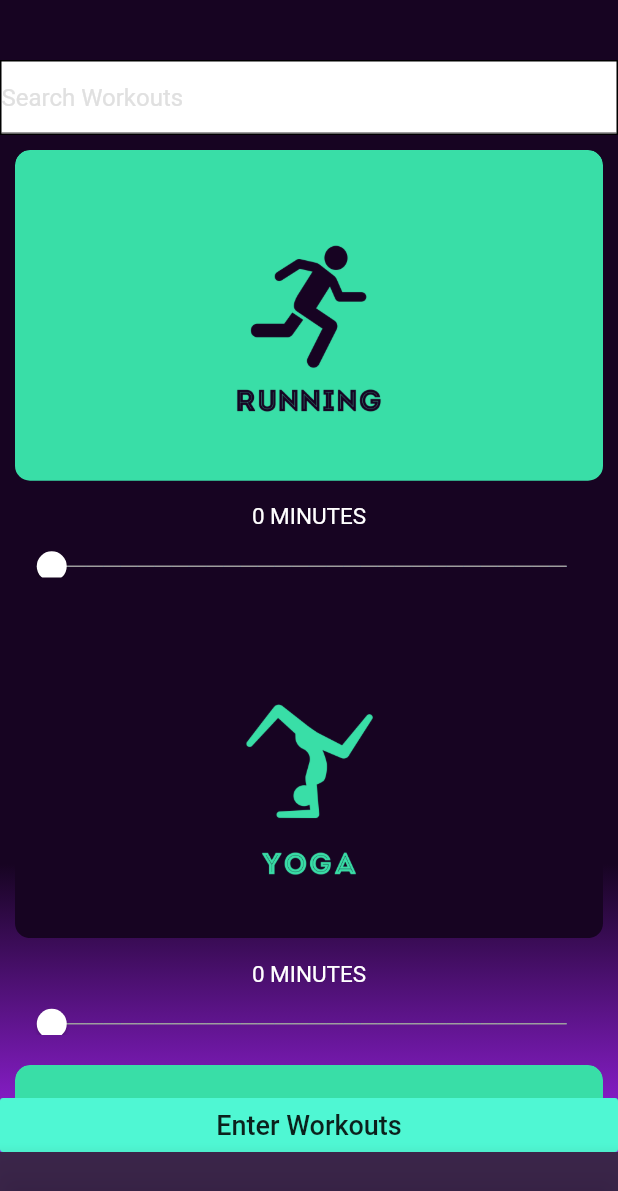
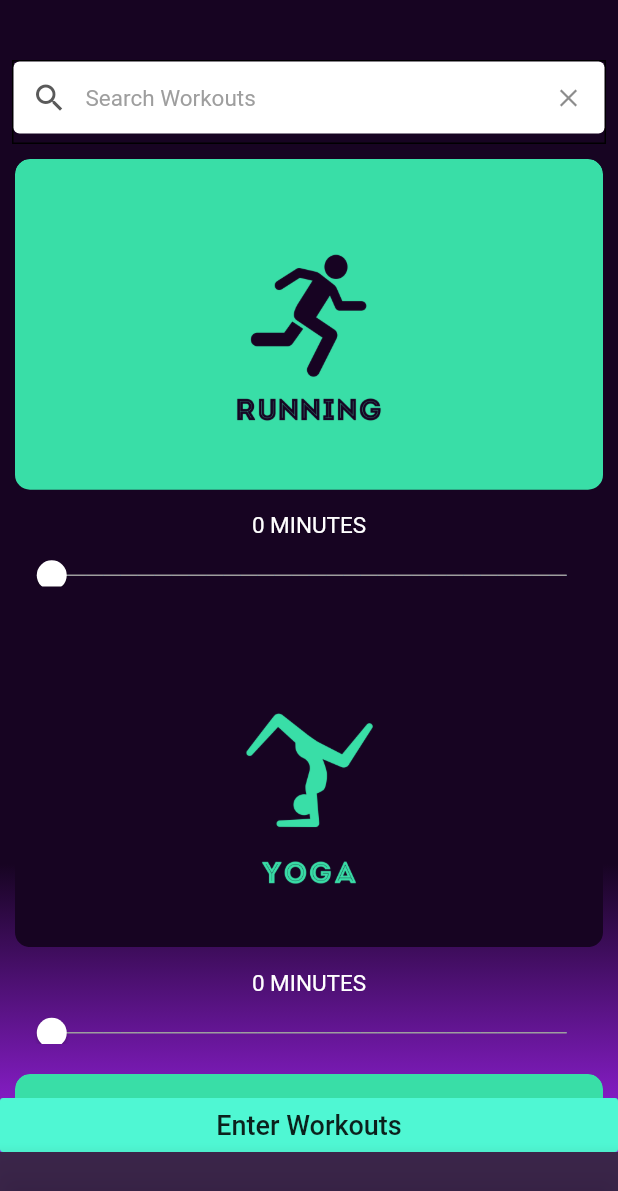
Before and after one commit to JaiMistry/WorkItOff-App, a Flutter app: the screen it shows after launch, item 3 of the bottom bar chosen, on a phone screen of 412 x 824 dp. Shown: the top 1191 px of the screen. Run offline on Flutter 3.47's test engine with Material 2 defaults, Android fonts, the phone set to English and light mode, and no system bars; our stand-ins replace font_awesome_flutter.

Commit message:
better searchbar styling and added a clear text button

```diff
--- a/lib/pages/workouts.dart
+++ b/lib/pages/workouts.dart
@@ -25,11 +25,10 @@ class WorkoutsPage extends StatefulWidget {
 
 class _WorkoutsPageState extends State<WorkoutsPage>
     with SingleTickerProviderStateMixin {
-  bool _isSliderMoved = true;
   String _query = "";
   List<String> _filteredList;
   AnimationController _controller;
-  TextEditingController _searchController;
+  TextEditingController _searchController = new TextEditingController();
 
   @override
   void initState() {
@@ -37,7 +36,7 @@ class _WorkoutsPageState extends State<WorkoutsPage>
     List<String> _workouts = ['running', 'yoga', 'weight_lifiting', 'stairs'];
     _workouts.sort();
 
-    if (_isSliderMoved) {
+    if (true) {
       _controller = AnimationController(
           duration: const Duration(milliseconds: 350), vsync: this);
       _controller.forward();
@@ -71,7 +70,6 @@ class _WorkoutsPageState extends State<WorkoutsPage>
               behavior: NoOverscrollBehavior(),
               child: SingleChildScrollView(
                 child: Column(
-                  mainAxisSize: MainAxisSize.max,
                   children: <Widget>[
                     _buildCardList(),
                     SizedBox(height: 20.0),
@@ -118,14 +116,30 @@ class _WorkoutsPageState extends State<WorkoutsPage>
 
   Widget _buildSearchBar() {
     return Container(
-      margin: EdgeInsets.only(top: 40.0),
-      decoration:
-          BoxDecoration(border: Border.all(width: 1.0), color: Colors.white),
+      margin: EdgeInsets.only(top: 40.0, left: 8.0, right: 8.0),
+      padding: EdgeInsets.only(bottom: 6.0),
+      decoration: BoxDecoration(
+          border: Border.all(width: 1.0), color: Colors.transparent),
       child: TextField(
         controller: _searchController,
         decoration: InputDecoration(
+          filled: true,
+          fillColor: Colors.white,
+          contentPadding: EdgeInsets.fromLTRB(20.0, 5.0, 20.0, 5.0),
           hintText: 'Search Workouts',
-          hintStyle: TextStyle(color: Colors.grey[300]),
+          hintStyle: TextStyle(color: Colors.grey, fontSize: 15),
+          prefixIcon: Icon(Icons.search, color: Color(0xff5a5a5a)),
+          suffixIcon: IconButton(
+            icon: Icon(Icons.clear, size: 20),
+            onPressed: () {
+              _searchController.clear();
+            },
+          ),
+          border: OutlineInputBorder(borderRadius: BorderRadius.circular(5.0)),
+          enabledBorder: OutlineInputBorder(
+              borderSide: BorderSide(style: BorderStyle.none)),
+          focusedBorder: OutlineInputBorder(
+              borderSide: BorderSide(style: BorderStyle.none)),
         ),
         textAlign: TextAlign.left,
       ),
@@ -146,10 +160,12 @@ class MyWorkoutCards extends StatefulWidget {
 
 class _MyWorkoutCardsState extends State<MyWorkoutCards> {
   double _sliderValue = 0.0;
+  bool _isChanged = false;
 
   void _setValue(double value) {
     setState(() {
       _sliderValue = value;
+      _isChanged = true;
     });
   }
 
```
